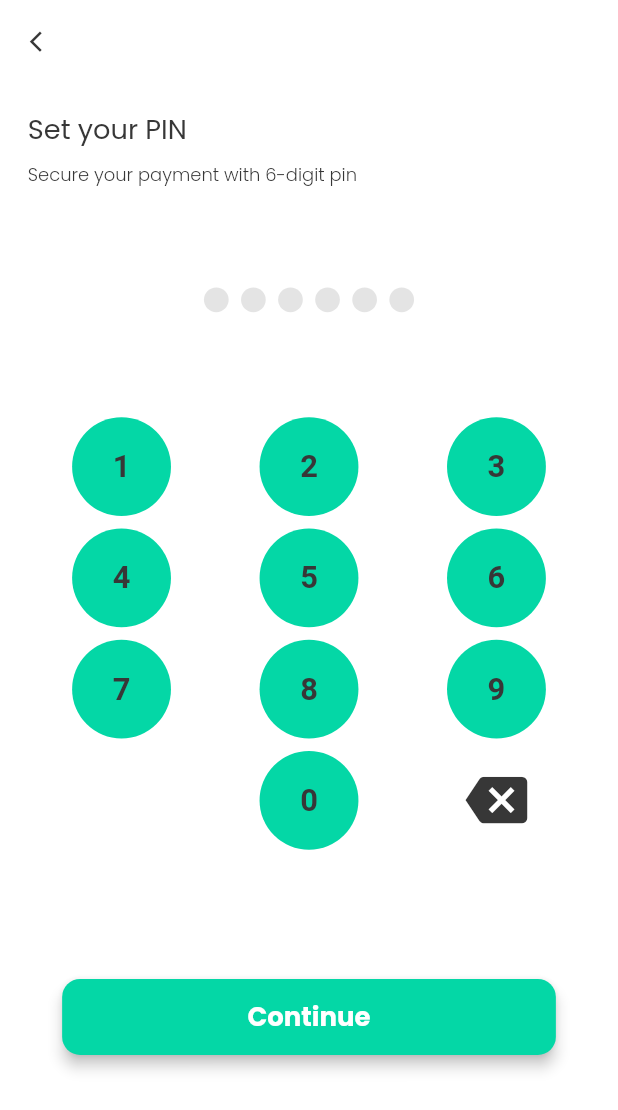
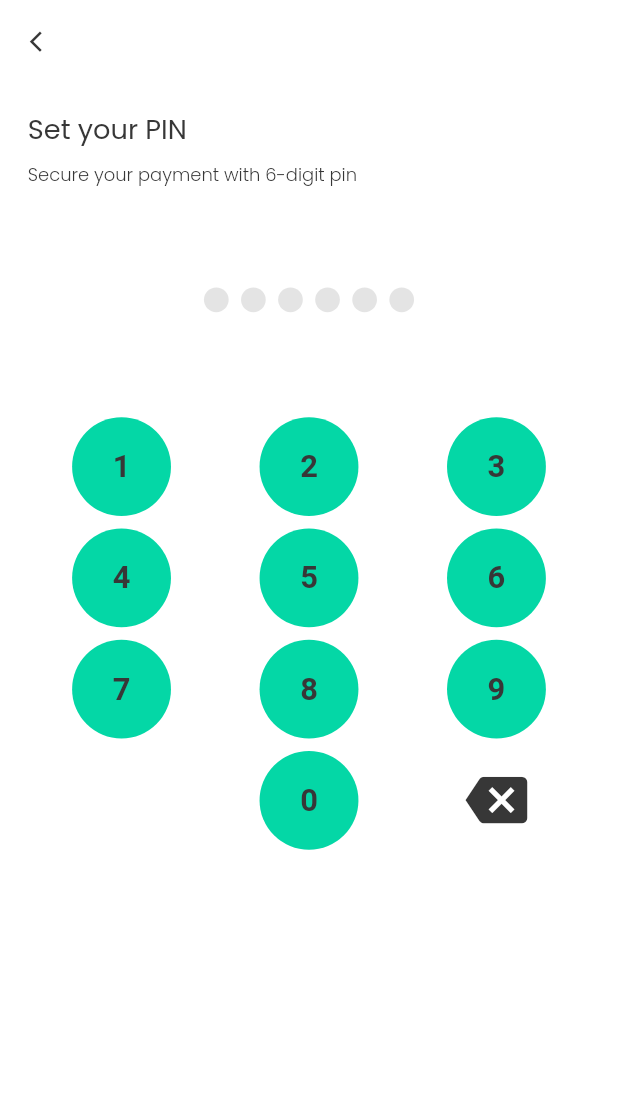
Before and after one commit to sherdiltahir/topup-public-testing, a Flutter app: the CreatePin screen opened directly, on a phone screen of 412 x 824 dp. Shown: the top 1110 px of the screen. Run offline on Flutter 3.47's test engine with Material 2 defaults, Android fonts, the phone set to English and light mode, and no system bars; our stand-ins replace circular_profile_avatar, cloud_firestore, device_preview, firebase_auth, firebase_storage, flutter_svg and 3 more; missing offline and left inert: dart:ffi; accounts and stored records are empty.

Commit message:
Models code improved Add profile name and image is stored in firebase storage as well as in firebase database Error handling in phone Verify Continue button remove auto next stage is implemented Security questions have been updated such that both questions are not selected the same

```diff
--- a/lib/ModelClasses/CouponsModel.dart
+++ b/lib/ModelClasses/CouponsModel.dart
@@ -30,7 +30,6 @@ class Coupon{
         this.price,
         this.couponId,
         this.fuelType,
-        this.price,
         this.currentOwnerId,
       });
 
@@ -41,7 +40,6 @@ class Coupon{
     this.price = doc.data['price'] ?? '';
     this.couponId = doc.data['couponId'];
     this.fuelType = doc.data['fuelType'];
-    this.price = doc.data['price'];
     this.currentOwnerId = doc.data['currentOwnerId'];
   }
 }
--- a/lib/Services/FirebaseDatabaseService.dart
+++ b/lib/Services/FirebaseDatabaseService.dart
@@ -10,9 +10,6 @@ import 'package:topup/ModelClasses/PetrolPumpModel.dart';
 import 'package:topup/ModelClasses/UserModel.dart';
 
 class DatabaseService {
-  String otherUid;
-  String shipmentId;
-
   DatabaseService();
 
   // collection reference
--- a/lib/screens/registration/pin.dart
+++ b/lib/screens/registration/pin.dart
@@ -21,7 +21,7 @@ class CreatePin extends StatefulWidget {
 class _CreatePinState extends State<CreatePin> {
 
   String pin= "";
-  String error='';
+  // String error='';
 
   @override
   Widget build(BuildContext context) {
@@ -106,47 +106,50 @@ class _CreatePinState extends State<CreatePin> {
                     pin = pin.substring(0, pin.length - 1);
                   }
                   print(pin);
-                  error='';
+                  if (pin.length==6){
+                    widget.user.securityPin=pin;
+                    Navigator.push(context,
+                        MaterialPageRoute(builder: (context) => ReEnterPin(user:widget.user)));
+                  }
                 });
               },
             ),
             SizedBox(
               height: 4 * SizeConfig.heightMultiplier,
             ),
-            Text(error,style: TextStyle(color: Colors.red)),
-            SizedBox(
-              height: 4 * SizeConfig.heightMultiplier,
-            ),
-            MaterialButton(
-              padding: EdgeInsets.symmetric(
-                  vertical: 1.5 * SizeConfig.heightMultiplier,
-                  horizontal: 30 * SizeConfig.widthMultiplier),
-              color: themeColor,
-              elevation: 4.0,
-              onPressed: () {
-                setState(() async {
-                  if(pin.length!=6)
-                    setState(() {
-                      error='Please enter complete digits';
-                    });
-                  else{
-                    widget.user.securityPin=pin;
-                    Navigator.push(context,
-                        MaterialPageRoute(builder: (context) => ReEnterPin(user:widget.user)));
-                  }
-                });
-              },
-              shape: RoundedRectangleBorder(
-                  borderRadius: BorderRadius.all(Radius.circular(12.0))),
-              child: Text(
-                "Continue",
-                style: GoogleFonts.poppins(
-                    color: Colors.white,
-                    fontSize: 2.1 * SizeConfig.textMultiplier,
-                    fontWeight: FontWeight.bold),
-              ),
-            ),
-
+            // Text(error,style: TextStyle(color: Colors.red)),
+            // SizedBox(
+            //   height: 4 * SizeConfig.heightMultiplier,
+            // ),
+            // MaterialButton(
+            //   padding: EdgeInsets.symmetric(
+            //       vertical: 1.5 * SizeConfig.heightMultiplier,
+            //       horizontal: 30 * SizeConfig.widthMultiplier),
+            //   color: themeColor,
+            //   elevation: 4.0,
+            //   onPressed: () {
+            //     setState(() async {
+            //       if(pin.length!=6)
+            //         setState(() {
+            //           error='Please enter complete digits';
+            //         });
+            //       else{
+            //         widget.user.securityPin=pin;
+            //         Navigator.push(context,
+            //             MaterialPageRoute(builder: (context) => ReEnterPin(user:widget.user)));
+            //       }
+            //     });
+            //   },
+            //   shape: RoundedRectangleBorder(
+            //       borderRadius: BorderRadius.all(Radius.circular(12.0))),
+            //   child: Text(
+            //     "Continue",
+            //     style: GoogleFonts.poppins(
+            //         color: Colors.white,
+            //         fontSize: 2.1 * SizeConfig.textMultiplier,
+            //         fontWeight: FontWeight.bold),
+            //   ),
+            // ),
           ],
         ),
       ),
```
Also changed, not shown: lib/ModelClasses/UserModel.dart (+3 -4 lines), lib/Services/FirebaseStorageService.dart (added, +23 -0 lines), lib/screens/registration/add_profile.dart (+26 -2 lines), lib/screens/registration/phone_verify.dart (+8 -5 lines), lib/screens/registration/re_enter_pin.dart (+41 -31 lines), lib/screens/registration/security_questions.dart (+12 -7 lines), pubspec.lock.
